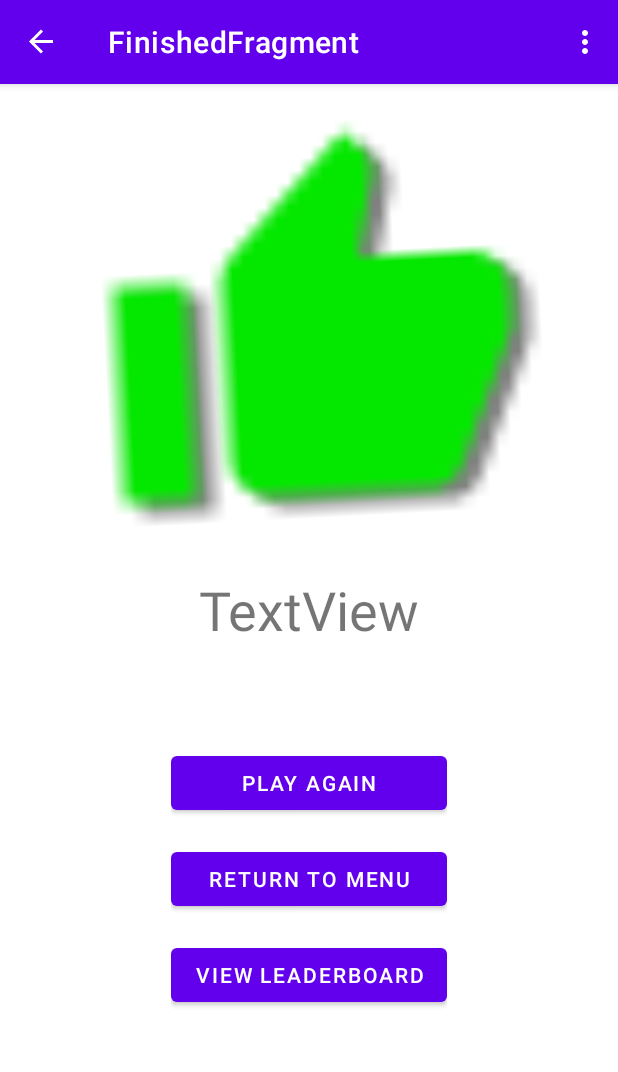
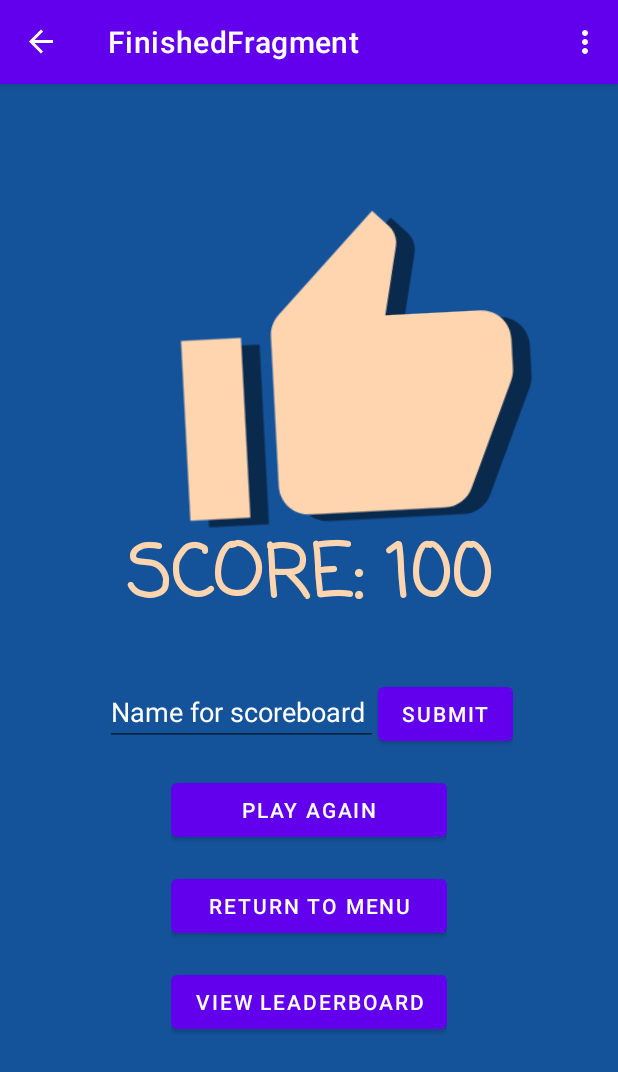
Before and after one commit to Traben-0/Bidma-th-s, an Android app: the FinishedFragment screen opened through its navigation route, after a tap on "PLAY AGAIN", on a phone screen of 412 x 824 dp. Shown: the top 1072 px of the screen. Run offline under Robolectric (Android 15) with nearby library versions, the phone set to English and light mode, and no system bars; our stand-ins replace Room's generated code, androidx.preference, navigation-ui; 1 statement that could not run was skipped; 1 other tap on this screen came first.

Commit message:
scoring, details, storage and threading behaviour coded

```diff
--- a/app/src/main/java/com/traben/bidmaths/FinishedFragment.kt
+++ b/app/src/main/java/com/traben/bidmaths/FinishedFragment.kt
@@ -1,8 +1,5 @@
 package com.traben.bidmaths
 
-import android.content.ContentValues
-import android.content.Context
-import android.content.SharedPreferences
 import android.os.Bundle
 import androidx.fragment.app.Fragment
 import android.view.LayoutInflater
@@ -10,12 +7,16 @@ import android.view.View
 import android.view.ViewGroup
 import android.view.animation.Animation
 import android.view.animation.AnimationUtils
-import androidx.fragment.app.FragmentActivity
-import androidx.navigation.fragment.FragmentNavigator
+import android.widget.Toast
+import androidx.lifecycle.lifecycleScope
 import androidx.navigation.fragment.findNavController
+import androidx.room.Room
 import com.traben.bidmaths.databinding.FragmentFinishedBinding
-import com.traben.bidmaths.databinding.FragmentLandingBinding
-import com.traben.bidmaths.maths.ParsedMathEquation
+import com.traben.bidmaths.leaderboard.LeaderBoard
+import com.traben.bidmaths.leaderboard.LeaderboardEntry
+import kotlinx.coroutines.Dispatchers
+import kotlinx.coroutines.launch
+import kotlinx.coroutines.withContext
 
 
 class FinishedFragment : Fragment() {
@@ -34,28 +35,73 @@ class FinishedFragment : Fragment() {
         _binding = FragmentFinishedBinding.inflate(inflater, container, false)
 
 
+        val score = MathGame.currentMathGame?.gameScore()
+
+        if((score ?: 0) <= 0){
+            binding.medalIcon.setImageResource(R.drawable.baseline_thumb_down_24)
+            binding.medalIconShadow.setImageResource(R.drawable.baseline_thumb_down_24)
+        }
+
+        binding.result.text = "score: "+ score.toString()
 
         binding.playAgainButton.setOnClickListener {
-            MathGame.loadNewGameInLastMode()
-//            val action =  LandingFragmentDirections.actionStartGame(gameIteration = 0)
-//            findNavController().navigate(action)
+            lifecycleScope.launch(Dispatchers.IO) {
+                MathGame.loadNewGameInLastMode()
+                withContext(Dispatchers.Main) {
+                    val action = LandingFragmentDirections.actionStartGame(gameIteration = 0)
+                    findNavController().navigate(action)
+                }
+
+            }
         }
         binding.returnToMenuButton.setOnClickListener {
-//            MathGame.loadMediumGame(SettingsFragment.respectLeftRight)
-//            val action =  LandingFragmentDirections.actionStartGame(gameIteration = 0)
-//            findNavController().navigate(action)
+            findNavController().navigate(R.id.action_finishedFragment_to_FirstFragment)
         }
         binding.viewLeaderboardButton.setOnClickListener {
 //            MathGame.loadHardGame(SettingsFragment.respectLeftRight)
 //            val action =  LandingFragmentDirections.actionStartGame(gameIteration = 0)
 //            findNavController().navigate(action)
         }
+
+        binding.submitButton.setOnClickListener{button->
+            println("what")
+            if(binding.submitText.text.isNotBlank()) {
+                lifecycleScope.launch(Dispatchers.IO) {
+                    addToLeaderboard(binding.submitText.text.toString())
+                }
+                button.isEnabled=false
+                binding.submitText.isEnabled = false
+            }else{
+                Toast.makeText(requireContext(), "Name cannot be empty", Toast.LENGTH_SHORT).show()
+            }
+        }
+
         animation = AnimationUtils.loadAnimation(context, R.anim.pulse_wobble)
         val randomDuration = (500..1500).random() // Random duration between 500 and 1500 milliseconds
         animation?.duration = randomDuration.toLong()
 
         return binding.root
 
+    }
+
+    override fun onCreate(savedInstanceState: Bundle?) {
+        super.onCreate(savedInstanceState)
+    }
+
+
+    private suspend fun addToLeaderboard(name: String){
+        val database = Room.databaseBuilder(requireContext(), LeaderBoard::class.java, "leader-board")
+            .build()
+
+        val dao = database.getDao()
+
+        // Insert data
+        val newData = LeaderboardEntry(name,MathGame.currentMathGame?.gameScore()?:0, MathGame.currentMathGame?.gameResultsDetailedInfo()?:"null")
+        dao.insertData(newData)
+
+        // Retrieve data
+        val allData = dao.getAllData()
+        println("Map = $allData")
     }
 
     private var animation : Animation? = null
--- /dev/null
+++ b/app/src/main/res/drawable/baseline_thumb_down_24.xml
@@ -0,0 +1,5 @@
+<vector android:height="200dp" android:tint="#04E800"
+    android:viewportHeight="24" android:viewportWidth="24"
+    android:width="200dp" xmlns:android="http://schemas.android.com/apk/res/android">
+    <path android:fillColor="@android:color/white" android:pathData="M15,3L6,3c-0.83,0 -1.54,0.5 -1.84,1.22l-3.02,7.05c-0.09,0.23 -0.14,0.47 -0.14,0.73v2c0,1.1 0.9,2 2,2h6.31l-0.95,4.57 -0.03,0.32c0,0.41 0.17,0.79 0.44,1.06L9.83,23l6.59,-6.59c0.36,-0.36 0.58,-0.86 0.58,-1.41L17,5c0,-1.1 -0.9,-2 -2,-2zM19,3v12h4L23,3h-4z"/>
+</vector>
--- a/app/src/main/res/drawable/baseline_thumb_up_24.xml
+++ b/app/src/main/res/drawable/baseline_thumb_up_24.xml
@@ -1,5 +1,5 @@
-<vector android:height="24dp" android:tint="#04E800"
+<vector android:height="200dp" android:tint="#04E800"
     android:viewportHeight="24" android:viewportWidth="24"
-    android:width="24dp" xmlns:android="http://schemas.android.com/apk/res/android">
+    android:width="200dp" xmlns:android="http://schemas.android.com/apk/res/android">
     <path android:fillColor="@android:color/white" android:pathData="M1,21h4L5,9L1,9v12zM23,10c0,-1.1 -0.9,-2 -2,-2h-6.31l0.95,-4.57 0.03,-0.32c0,-0.41 -0.17,-0.79 -0.44,-1.06L14.17,1 7.59,7.59C7.22,7.95 7,8.45 7,9v10c0,1.1 0.9,2 2,2h9c0.83,0 1.54,-0.5 1.84,-1.22l3.02,-7.05c0.09,-0.23 0.14,-0.47 0.14,-0.73v-2z"/>
 </vector>
--- a/app/src/main/res/layout/fragment_finished.xml
+++ b/app/src/main/res/layout/fragment_finished.xml
@@ -2,14 +2,13 @@
 <androidx.constraintlayout.widget.ConstraintLayout xmlns:android="http://schemas.android.com/apk/res/android"
     xmlns:app="http://schemas.android.com/apk/res-auto"
     android:layout_width="match_parent"
-    android:layout_height="match_parent">
+    android:layout_height="match_parent"
+    android:background="@color/ic_launcher_background">
 
     <ImageView
         android:id="@+id/medal_icon_shadow"
         android:layout_width="wrap_content"
         android:layout_height="wrap_content"
-        android:scaleX="10"
-        android:scaleY="10"
         android:translationX="10dp"
         android:translationY="7dp"
         app:tint="#000"
@@ -20,32 +19,67 @@
         app:layout_constraintTop_toTopOf="parent"
         app:layout_constraintBottom_toTopOf="@id/result"
         android:layout_marginTop="100dp"
-        android:layout_marginBottom="100dp" />
+        android:layout_marginBottom="35dp" />
 
     <ImageView
         android:id="@+id/medal_icon"
         android:layout_width="wrap_content"
         android:layout_height="wrap_content"
-        android:scaleX="10"
-        android:scaleY="10"
         android:src="@drawable/baseline_thumb_up_24"
         app:layout_constraintEnd_toEndOf="parent"
         app:layout_constraintStart_toStartOf="parent"
         app:layout_constraintTop_toTopOf="parent"
         app:layout_constraintBottom_toTopOf="@id/result"
         android:layout_marginTop="100dp"
-        android:layout_marginBottom="100dp" />
+        android:tint="#ffd5af"
+        android:layout_marginBottom="10dp" />
 
     <TextView
         android:id="@+id/result"
         android:layout_width="wrap_content"
         android:layout_height="wrap_content"
-        android:text="TextView"
-        android:textSize="36dp"
-        app:layout_constraintBottom_toTopOf="@+id/buttons"
+        android:text="Score: 69"
+        android:fontFamily="casual"
+        android:textAllCaps="true"
+        android:textColor="#ffd5af"
+        android:textSize="48dp"
+        android:textStyle="bold"
+        android:typeface="sans"
+        android:layout_marginBottom="30dp"
+        app:layout_constraintBottom_toTopOf="@+id/submit_to_board"
         app:layout_constraintEnd_toEndOf="parent"
         app:layout_constraintStart_toStartOf="parent"
         app:layout_constraintTop_toBottomOf="@+id/medal_icon" />
+
+    <LinearLayout
+        android:id="@+id/submit_to_board"
+        android:layout_width="match_parent"
+        android:paddingStart="70dp"
+        android:paddingEnd="70dp"
+        android:layout_height="wrap_content"
+        android:orientation="horizontal"
+        app:layout_constraintEnd_toEndOf="parent"
+        app:layout_constraintStart_toStartOf="parent"
+        app:layout_constraintTop_toBottomOf="@id/result"
+        app:layout_constraintBottom_toTopOf="@id/buttons">
+
+        <EditText
+            android:id="@+id/submitText"
+            android:layout_width="match_parent"
+            android:layout_height="wrap_content"
+            android:layout_weight="1"
+            android:textColor="#FFF"
+            android:textColorHint="#fff"
+            android:hint="Name for scoreboard"
+            android:inputType="text"/>
+
+        <Button
+            android:id="@+id/submitButton"
+            android:layout_width="wrap_content"
+            android:layout_height="wrap_content"
+            android:text="Submit"/>
+
+    </LinearLayout>
 
     <LinearLayout
         android:id="@+id/buttons"
@@ -57,7 +91,7 @@
         app:layout_constraintBottom_toBottomOf="parent"
         app:layout_constraintEnd_toEndOf="parent"
         app:layout_constraintStart_toStartOf="parent"
-        app:layout_constraintTop_toBottomOf="@id/play_again_button">
+        app:layout_constraintTop_toBottomOf="@id/submit_to_board">
 
         <Button
             android:id="@+id/play_again_button"
--- a/app/src/main/res/navigation/nav_graph.xml
+++ b/app/src/main/res/navigation/nav_graph.xml
@@ -47,7 +47,8 @@
         </action>
         <action
             android:id="@+id/action_SecondFragment_to_finishedFragment"
-            app:destination="@id/finishedFragment" />
+            app:destination="@id/finishedFragment"
+            app:popUpTo="@+id/FirstFragment"/>
 
     </fragment>
     <fragment
@@ -63,6 +64,7 @@
             app:destination="@id/FirstFragment" />
         <action
             android:id="@+id/action_finishedFragment_to_SecondFragment"
-            app:destination="@id/SecondFragment" />
+            app:destination="@id/SecondFragment"
+            app:popUpTo="@+id/FirstFragment"/>
     </fragment>
 </navigation>
```
Also changed, not shown: app/build.gradle (+13 -2 lines), app/src/main/java/com/traben/bidmaths/ActivityFragment.kt (+10 -0 lines), app/src/main/java/com/traben/bidmaths/LandingFragment.kt (+20 -9 lines), app/src/main/java/com/traben/bidmaths/MathGame.kt (+69 -15 lines), app/src/main/java/com/traben/bidmaths/leaderboard/LeaderBoard.kt (added, +10 -0 lines), app/src/main/java/com/traben/bidmaths/leaderboard/LeaderboardDao.kt (added, +19 -0 lines), app/src/main/java/com/traben/bidmaths/leaderboard/LeaderboardEntry.kt (added, +16 -0 lines), app/src/main/java/com/traben/bidmaths/maths/views/MathBinaryExpressionView.kt (+7 -1 lines).
